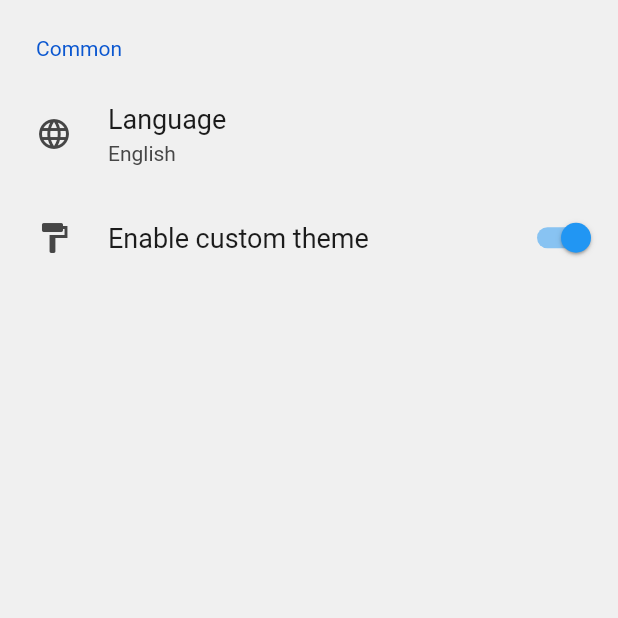
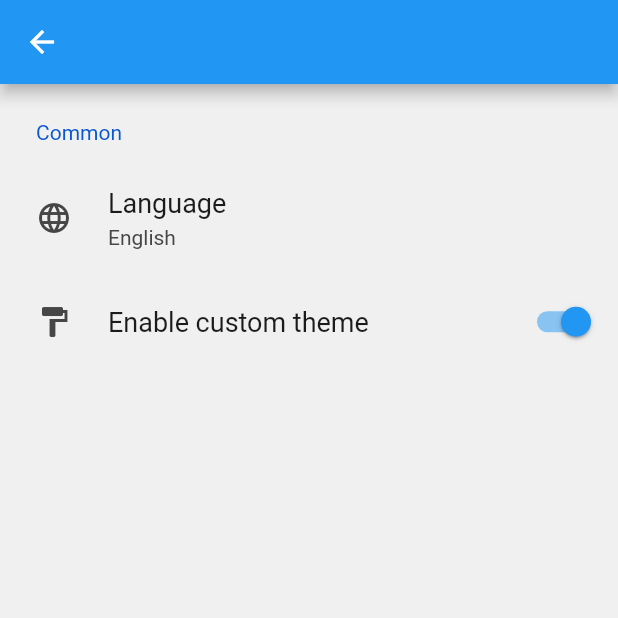
Before and after one commit to Vici009/app-inventaris, a Flutter app: the Settings screen opened directly, on a phone screen of 412 x 824 dp, the top half of it. Run offline on Flutter 3.47's test engine with Material 2 defaults, Android fonts, the phone set to English and light mode, and no system bars; drawn by our look-alikes of settings_ui; our stand-ins replace get, sqflite; accounts and stored records are empty.

Commit message:
add settings

```diff
--- a/lib/settings.dart
+++ b/lib/settings.dart
@@ -4,7 +4,8 @@ import 'package:flutter/material.dart';
 class Settings extends StatelessWidget {
   @override
   Widget build(BuildContext context) {
-    return SettingsList(
+    return Scaffold( appBar: AppBar(),
+      body: SettingsList(
         sections: [
           SettingsSection(
             title: Text('Common'),
@@ -23,6 +24,7 @@ class Settings extends StatelessWidget {
             ],
           ),
         ],
+      ),
     );
   }
 }
```
Lines whose indentation alone changed are shown as unchanged.
